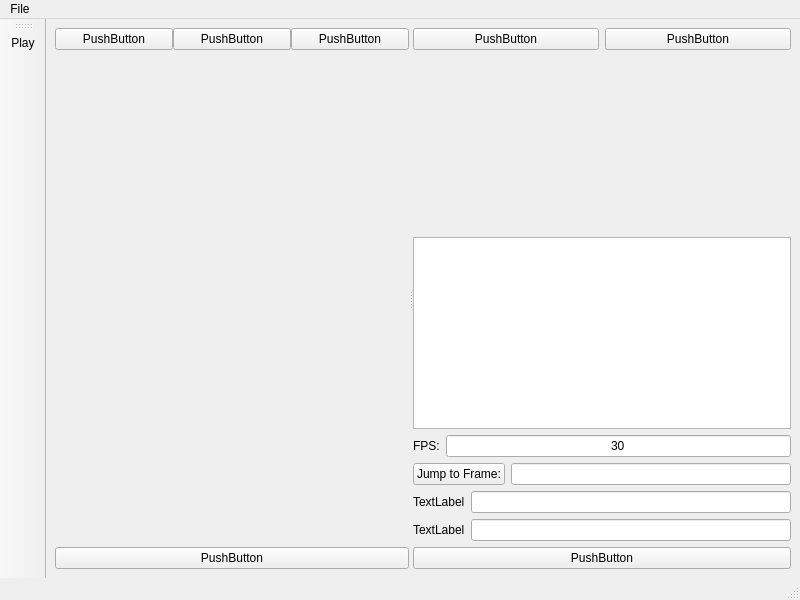
First picture: the form in application/mainwindow.ui, repository kevinhartyanyi/BSC-Thesis, before the edit.
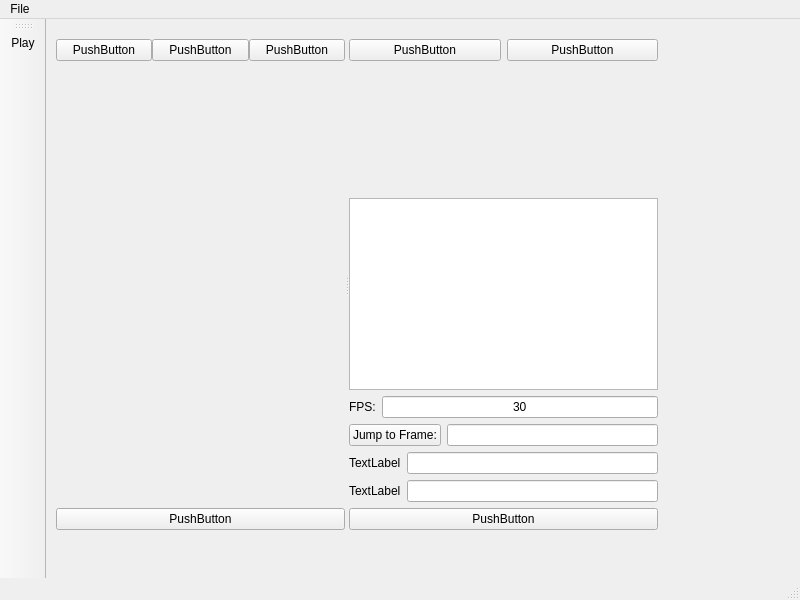
Second picture: the form after the edit.

Commit message: Started the video loading dialog

The edit to the form file:
```diff
--- a/application/mainwindow.ui
+++ b/application/mainwindow.ui
@@ -14,9 +14,15 @@
    <string>MainWindow</string>
   </property>
   <widget class="QWidget" name="centralwidget">
-   <layout class="QHBoxLayout" name="horizontalLayout_7">
-    <item>
      <widget class="QSplitter" name="splitter">
+    <property name="geometry">
+     <rect>
+      <x>10</x>
+      <y>20</y>
+      <width>602</width>
+      <height>491</height>
+     </rect>
+    </property>
       <property name="orientation">
        <enum>Qt::Horizontal</enum>
       </property>
@@ -207,8 +213,6 @@
        </layout>
       </widget>
      </widget>
-    </item>
-   </layout>
   </widget>
   <widget class="QMenuBar" name="menubar">
    <property name="geometry">
```
Lines whose indentation alone changed are shown as unchanged. The commit also changes 7 other files.
